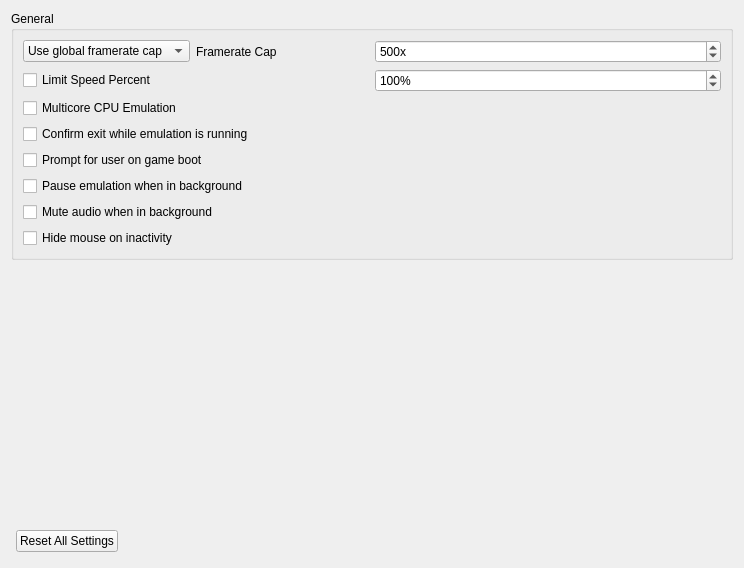
The window that src/yuzu/configuration/configure_general.ui (QuantumGhost/yuzu) describes before a commit, drawn with Qt 5.
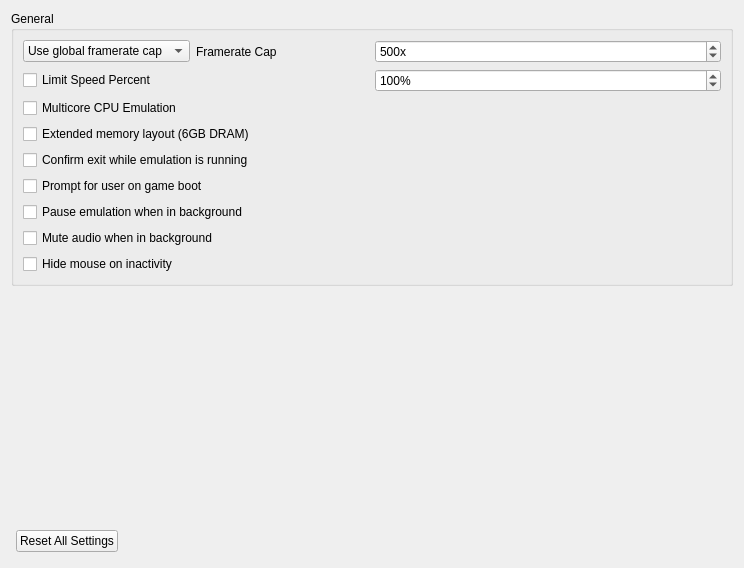
The same window after the commit.

```diff
--- a/src/yuzu/configuration/configure_general.ui
+++ b/src/yuzu/configuration/configure_general.ui
@@ -142,6 +142,13 @@
             </property>
            </widget>
           </item>
+          <item>
+           <widget class="QCheckBox" name="use_extended_memory_layout">
+            <property name="text">
+             <string>Extended memory layout (6GB DRAM)</string>
+            </property>
+           </widget>
+          </item>
           <item>
            <widget class="QCheckBox" name="toggle_check_exit">
             <property name="text">
```
